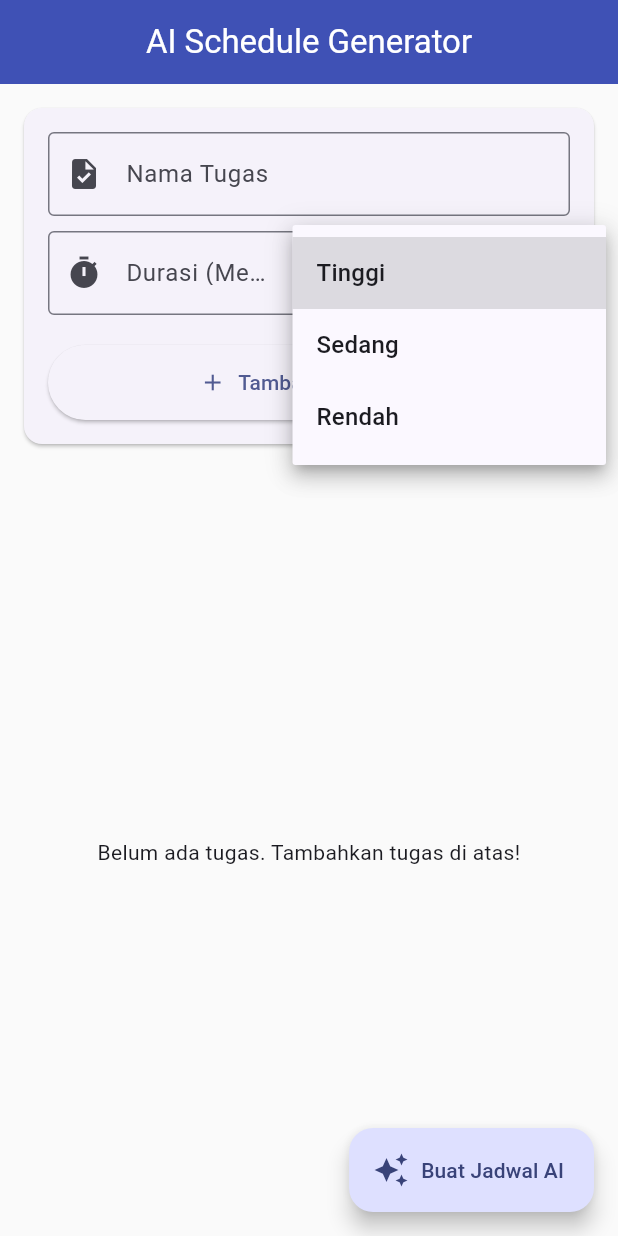
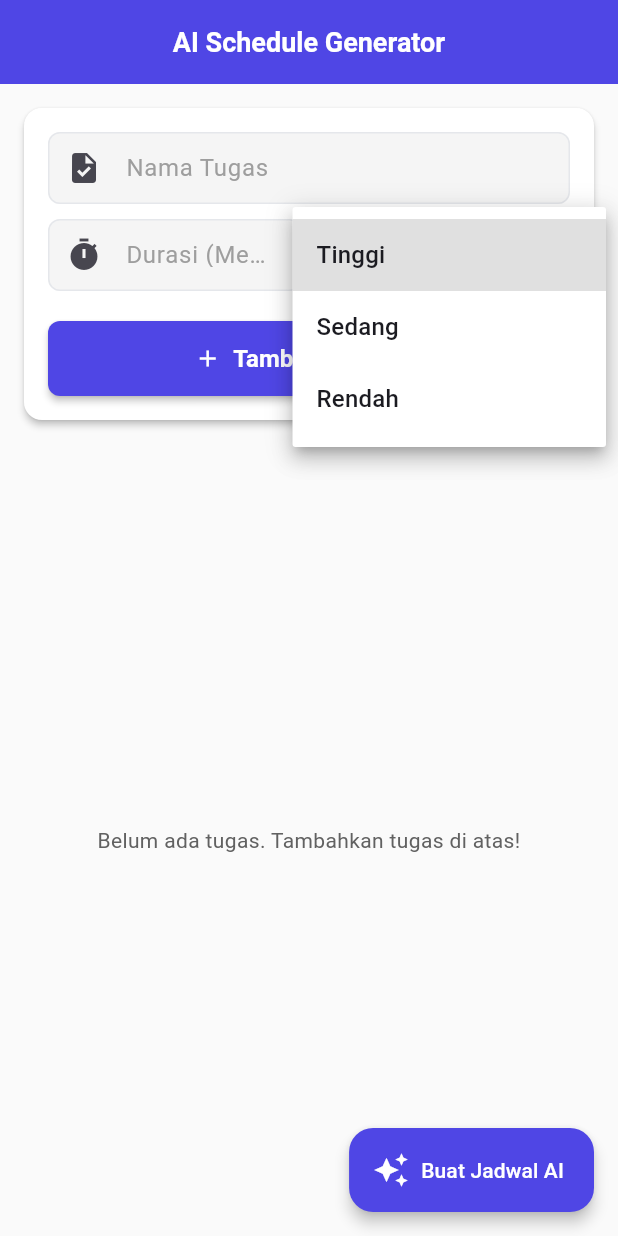
Before and after one commit to JessIDNESIA/ai_schedule_generator, a Flutter app: the screen it shows after launch, after a tap on "Prioritas", on a phone screen of 412 x 824 dp. Run offline on Flutter 3.47's test engine with Material 3 defaults, Android fonts, the phone set to English and light mode, and no system bars; our stand-ins replace device_preview, flutter_dotenv, flutter_markdown, shared_preferences.

Commit message:
Integrate ThemeProvider for dark mode support in main.dart

```diff
--- a/lib/main.dart
+++ b/lib/main.dart
@@ -2,8 +2,11 @@ import 'package:device_preview/device_preview.dart';
 import 'package:flutter/foundation.dart'; // untuk kReleaseMode
 import 'package:flutter/material.dart';
 import 'package:flutter_dotenv/flutter_dotenv.dart';
+import 'package:provider/provider.dart';
 
 import 'config/api_config.dart';
+import 'config/app_theme.dart';
+import 'features/home/presentation/providers/theme_provider.dart';
 import 'ui/home_screen.dart';
 
 void main() async {
@@ -21,8 +24,14 @@ void main() async {
     debugPrint('⚠️ API Config Error: $e');
   }
 
+  // Initialize ThemeProvider
+  final themeProvider = ThemeProvider();
+  await themeProvider.initialize();
+
   runApp(
-    DevicePreview(
+    ChangeNotifierProvider.value(
+      value: themeProvider,
+      child: DevicePreview(
         enabled: !kReleaseMode, // mati otomatis saat build release
         defaultDevice: Devices.ios.iPhone11ProMax,
         devices: [
@@ -32,41 +41,33 @@ void main() async {
         ],
         builder: (context) => const MainApp(),
       ),
+    ),
   );
 }
 
-// Root Widget aplikasi
+// Root Widget aplikasi dengan Theme support
 class MainApp extends StatelessWidget {
   const MainApp({super.key});
 
   @override
   Widget build(BuildContext context) {
+    return Consumer<ThemeProvider>(
+      builder: (context, themeProvider, child) {
         return MaterialApp(
-
           locale: DevicePreview.locale(context), // Menyesuaikan locale preview
-      builder:
-          DevicePreview.appBuilder, // Builder untuk integrasi DevicePreview
+          builder: DevicePreview.appBuilder, // Builder untuk integrasi DevicePreview
 
           debugShowCheckedModeBanner: false, // Menghilangkan banner debug
           title: 'AI Schedule Generator', // Judul aplikasi
 
-      theme: ThemeData(
-        // Konfigurasi tema global aplikasi
-        colorScheme: ColorScheme.fromSeed(
-          seedColor: Colors.indigo, // Warna utama aplikasi
-          brightness: Brightness.light,
-        ),
-        useMaterial3: true, // Menggunakan Material Design 3
-        scaffoldBackgroundColor: Colors.grey[50], // Warna background utama
-        appBarTheme: const AppBarTheme(
-          backgroundColor: Colors.indigo,
-          foregroundColor: Colors.white,
-          elevation: 0,
-          centerTitle: true,
-        ),
-      ),
+          // Apply theme based on provider
+          theme: AppTheme.lightTheme,
+          darkTheme: AppTheme.darkTheme,
+          themeMode: themeProvider.isDarkMode ? ThemeMode.dark : ThemeMode.light,
 
           home: const HomeScreen(), // Halaman pertama saat aplikasi dibuka
         );
+      },
+    );
   }
 }
```
Lines whose indentation alone changed are shown as unchanged.
